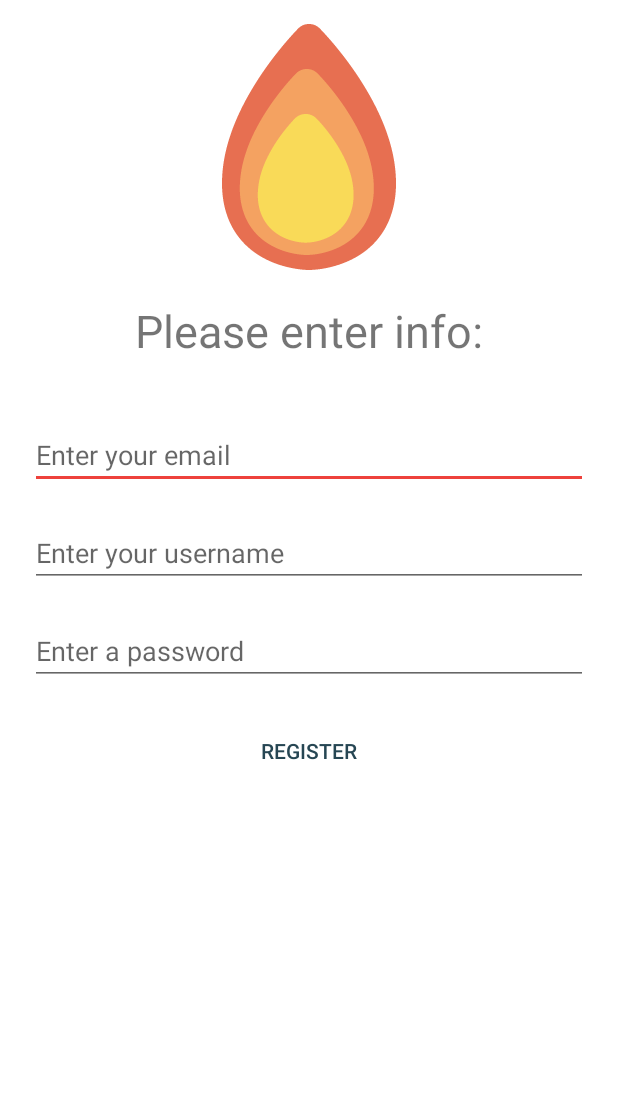
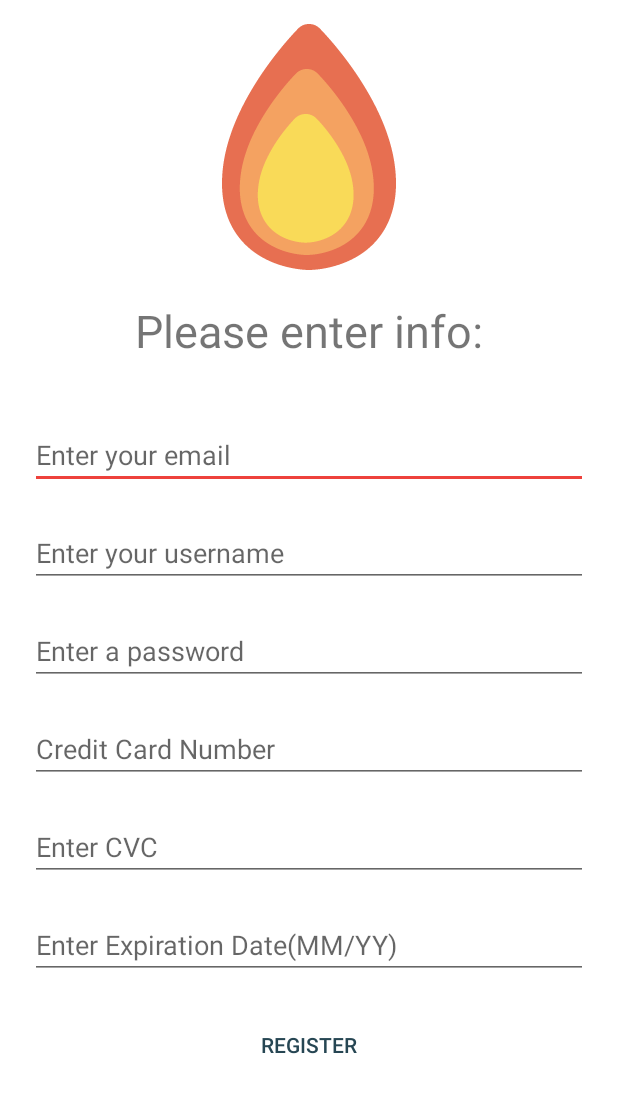
Before and after one commit to Samuel-Resendez/Boost, an Android app: the registerActivity screen opened directly, with no data from a screen before it, on a phone screen of 412 x 824 dp. Shown: the top 1093 px of the screen. Run offline under Robolectric (Android 15) with nearby library versions, the phone set to English and light mode, and no system bars; libraries missing offline, so code that uses them is left out: com.mashape.unirest.

Commit message:
Added Credit Card Formatter

```diff
--- a/app/build.gradle
+++ b/app/build.gradle
@@ -9,6 +9,7 @@ dependencies {
     compile 'com.android.support:recyclerview-v7:23.0.1'
     compile 'com.android.support:appcompat-v7:24.2.1'
     compile 'com.android.support:design:24.2.1'
+    compile 'com.stripe:stripe-android:2.0.2'
     /*compile 'org.apache.httpcomponents:httpclient:4.5'
         compile 'org.apache.httpcomponents:httpmime:4.3.3'
         compile 'org.apache.httpcomponents:httpcore:4.3.2'
--- /dev/null
+++ b/app/src/main/java/com/example/samresendez/boost/creditCardTextWatcher.java
@@ -0,0 +1,41 @@
+package com.example.samresendez.boost;
+
+import android.text.Editable;
+import android.text.TextUtils;
+import android.text.TextWatcher;
+
+/**
+ * Created by SamResendez on 12/22/16.
+ */
+
+public class creditCardTextWatcher extends Object implements TextWatcher {
+        // Change this to what you want... ' ', '-' etc..
+        private static final char space = ' ';
+
+        @Override
+        public void onTextChanged(CharSequence s, int start, int before, int count) {
+        }
+
+        @Override
+        public void beforeTextChanged(CharSequence s, int start, int count, int after) {
+        }
+
+        @Override
+        public void afterTextChanged(Editable s) {
+            // Remove spacing char
+            if (s.length() > 0 && (s.length() % 5) == 0) {
+                final char c = s.charAt(s.length() - 1);
+                if (space == c) {
+                    s.delete(s.length() - 1, s.length());
+                }
+            }
+            // Insert char where needed.
+            if (s.length() > 0 && (s.length() % 5) == 0) {
+                char c = s.charAt(s.length() - 1);
+                // Only if its a digit where there should be a space we insert a space
+                if (Character.isDigit(c) && TextUtils.split(s.toString(), String.valueOf(space)).length <= 3) {
+                    s.insert(s.length() - 1, String.valueOf(space));
+                }
+            }
+        }
+    }
--- a/app/src/main/java/com/example/samresendez/boost/loginTask.java
+++ b/app/src/main/java/com/example/samresendez/boost/loginTask.java
@@ -15,7 +15,6 @@ public class loginTask extends AsyncTask {
     protected Object doInBackground(Object[] objects) {
 
 
-        String url = "http://ec2-35-162-210-203.us-west-2.compute.amazonaws.com/login/";
 
 
 
--- a/app/src/main/java/com/example/samresendez/boost/registerActivity.java
+++ b/app/src/main/java/com/example/samresendez/boost/registerActivity.java
@@ -26,14 +26,19 @@ public class registerActivity extends AppCompatActivity {
         Toolbar toolbar = (Toolbar) findViewById(R.id.toolbar);
         setSupportActionBar(toolbar);
 
+        EditText creditCardEditText = (EditText) findViewById(R.id.CardNumberEditText);
+        creditCardEditText.addTextChangedListener(new creditCardTextWatcher());
+
         Button registerBtn = (Button) findViewById(R.id.submitRegistration);
         registerBtn.setOnClickListener(new View.OnClickListener() {
             @Override
             public void onClick(View view) {
                 registerAsyncTask task = new registerAsyncTask();
+
                 task.mEmail = ((EditText)findViewById(R.id.emailOne)).getText().toString();
                 task.mUserName = ((EditText)findViewById(R.id.usernameOne)).getText().toString();
                 task.mPassword = ((EditText)findViewById(R.id.passwordOne)).getText().toString();
+
 
                 // task.execute();
                 Globals.getInstance().setUser(task.mUserName);
--- a/app/src/main/res/layout/activity_register.xml
+++ b/app/src/main/res/layout/activity_register.xml
@@ -38,6 +38,9 @@
                 android:layout_width="match_parent"
                 android:layout_height="wrap_content" />
 
+
+
+
         <EditText
             android:layout_gravity="left"
             android:id = "@+id/emailOne"
@@ -48,6 +51,9 @@
             android:layout_marginLeft="20dp"
             android:layout_width="match_parent"
             android:layout_height="wrap_content" />
+
+
+
          <EditText
              android:layout_marginTop="20dp"
              android:layout_marginLeft="20dp"
@@ -69,6 +75,44 @@
             android:layout_width="match_parent"
             android:layout_height="wrap_content" />
 
+
+            <EditText
+                android:id="@+id/CardNumberEditText"
+                android:layout_gravity="left"
+                android:layout_below="@id/emailOne"
+                android:layout_marginTop="20dp"
+                android:layout_marginLeft="20dp"
+                android:layout_marginRight="20dp"
+                android:inputType="textPassword"
+                android:hint="Credit Card Number"
+                android:layout_width="match_parent"
+                android:layout_height="wrap_content" />
+
+
+            <EditText
+                android:id="@+id/cvcEditText"
+                android:layout_gravity="left"
+                android:layout_below="@id/emailOne"
+                android:layout_marginTop="20dp"
+                android:layout_marginLeft="20dp"
+                android:layout_marginRight="20dp"
+                android:inputType="textPassword"
+                android:hint="Enter CVC"
+                android:layout_width="match_parent"
+                android:layout_height="wrap_content" />
+
+            <EditText
+                android:id="@+id/expirationDateEditText"
+                android:layout_gravity="left"
+                android:layout_below="@id/emailOne"
+                android:layout_marginTop="20dp"
+                android:layout_marginLeft="20dp"
+                android:layout_marginRight="20dp"
+                android:inputType="date"
+                android:hint="Enter Expiration Date(MM/YY)"
+                android:layout_width="match_parent"
+                android:layout_height="wrap_content" />
+
             <Button
                 android:layout_marginTop="20dp"
                 android:textColor="@color/colorPrimary"
```
